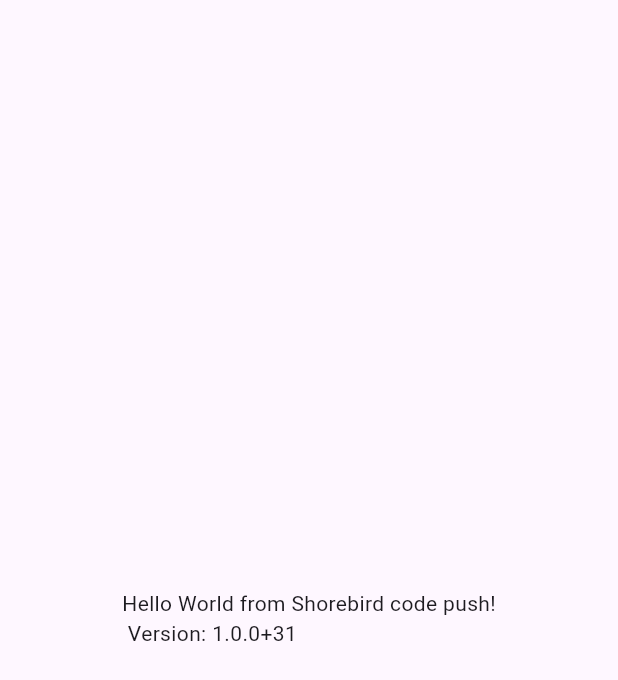
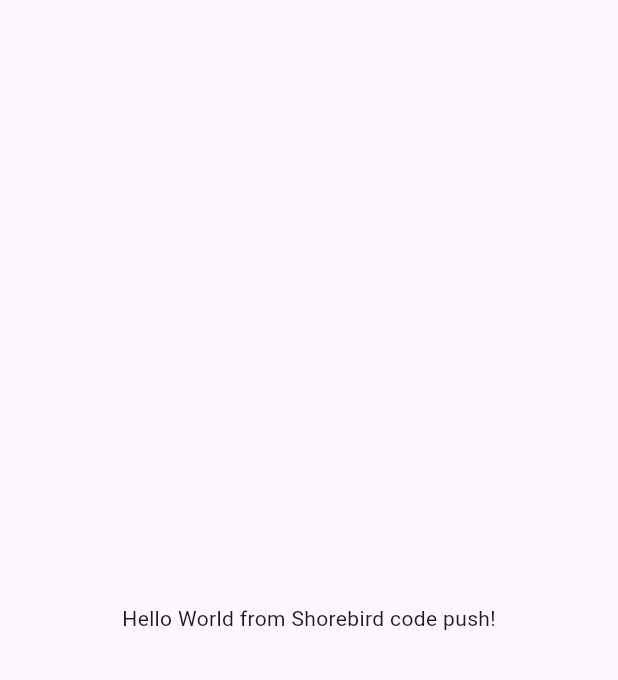
Before and after one commit to masa-tokyo/codemagic_sample_app, a Flutter app: the screen it shows after launch, on a phone screen of 412 x 824 dp. Shown: the top 680 px of the screen. Run offline on Flutter 3.47's test engine with Material 3 defaults, Android fonts, the light colour scheme and no system bars.

Commit message:
update text

```diff
--- a/lib/main.dart
+++ b/lib/main.dart
@@ -12,8 +12,7 @@
     return const MaterialApp(
       home: Scaffold(
         body: Center(
-          child:
-              Text('Hello World from Shorebird code push!\n Version: 1.0.0+31'),
+          child: Text('Hello World from Shorebird code push!'),
         ),
       ),
     );
```
